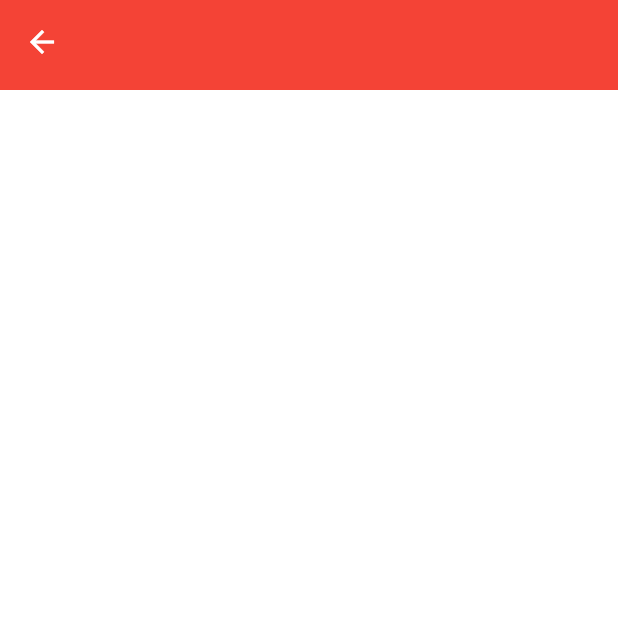
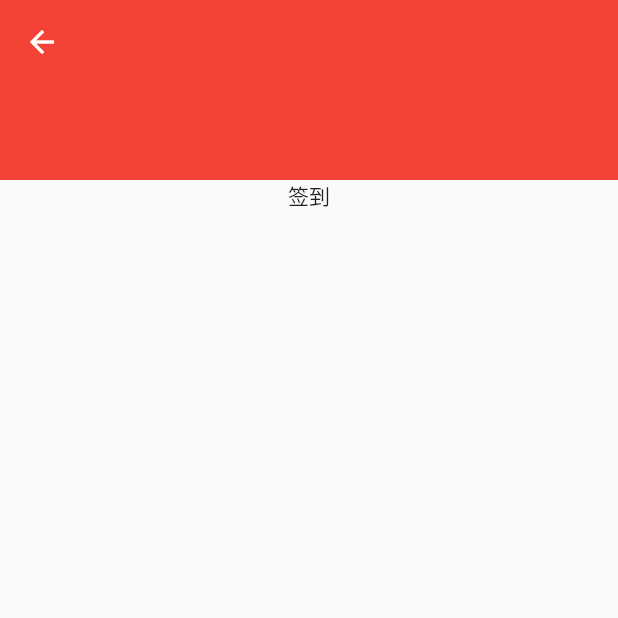
Before and after one commit to 2000Heart/classes, a Flutter app: the LessonsDetailPage screen opened by its route, on a phone screen of 412 x 824 dp, the top half of it. Run offline on Flutter 3.47's test engine with Material 2 defaults, Android fonts, the phone set to English and light mode, and no system bars; our stand-ins replace cached_network_image, extended_nested_scroll_view, get.

Commit message:
课程详情

```diff
--- a/lib/pages/lessons/lessons_detail_page.dart
+++ b/lib/pages/lessons/lessons_detail_page.dart
@@ -12,7 +12,8 @@ class LessonsDetailPage extends BasePage {
 
   @override
   Widget buildWidget(BuildContext context) {
-    return ExtendedNestedScrollView(
+    return Scaffold(
+      body: ExtendedNestedScrollView(
           onlyOneScrollInBody: true,
           floatHeaderSlivers: true,
           physics: const NeverScrollableScrollPhysics(),
@@ -24,7 +25,7 @@ class LessonsDetailPage extends BasePage {
                 pinned: true,
                 toolbarHeight: kToolbarHeight,
                 collapsedHeight: kToolbarHeight,
-              expandedHeight: 60,
+                expandedHeight: 120,
                 titleSpacing: 0.0,
                 iconTheme: const IconThemeData(color: Colors.white),
                 flexibleSpace: FlexibleSpaceBar(
@@ -32,7 +33,7 @@ class LessonsDetailPage extends BasePage {
                   collapseMode: CollapseMode.pin,
                   background: Container(
                     padding: EdgeInsets.only(top: MediaQuery.of(context).padding.top),
-                  height: 80,
+                    height: 120,
                     width: Get.width,
                     color: Colors.red,
                     alignment: Alignment.center,
@@ -41,7 +42,12 @@ class LessonsDetailPage extends BasePage {
               ),
             ];
           },
-        body: Container()
+          body: Column(
+            children: [
+              Container(child: const Text("签到"))
+            ],
+          )
+      ),
     );
   }
 }
--- a/lib/pages/lessons/lessons_page.dart
+++ b/lib/pages/lessons/lessons_page.dart
@@ -2,6 +2,7 @@ import 'package:cached_network_image/cached_network_image.dart';
 import 'package:classes/base/base_controller.dart';
 import 'package:classes/base/base_page.dart';
 import 'package:classes/logic/lessons/lessons_logic.dart';
+import 'package:classes/res/routes.dart';
 import 'package:flutter/material.dart';
 import 'package:get/get.dart';
 
@@ -21,7 +22,9 @@ class LessonsPage extends BasePage{
   }
 
   Widget lessonsListItem(){
-    return Container(
+    return GestureDetector(
+      onTap: () => Get.toNamed(Routes.lessonsDetail),
+      child: Container(
         margin: EdgeInsets.only(bottom: 5,left: 16,right: 16),
         decoration: BoxDecoration(
           color: Colors.white,
@@ -62,6 +65,7 @@ class LessonsPage extends BasePage{
             )
           ],
         ),
+      ),
     );
   }
 }
```
Also changed, not shown: 1 other file. Lines whose indentation alone changed are shown as unchanged.
